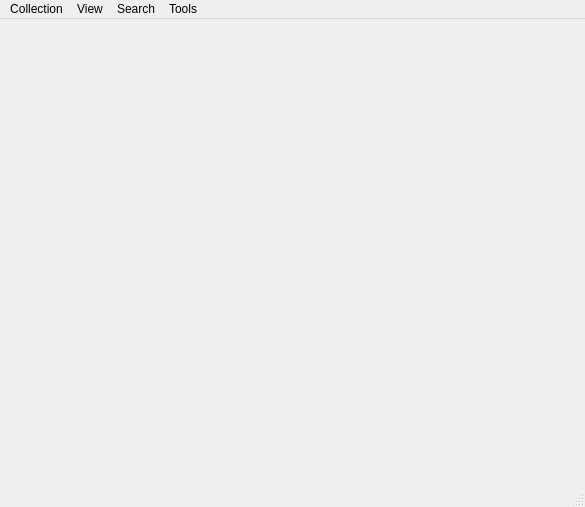
arielvb/collector, file ui/designer/mainWindow.ui: the form before one commit.
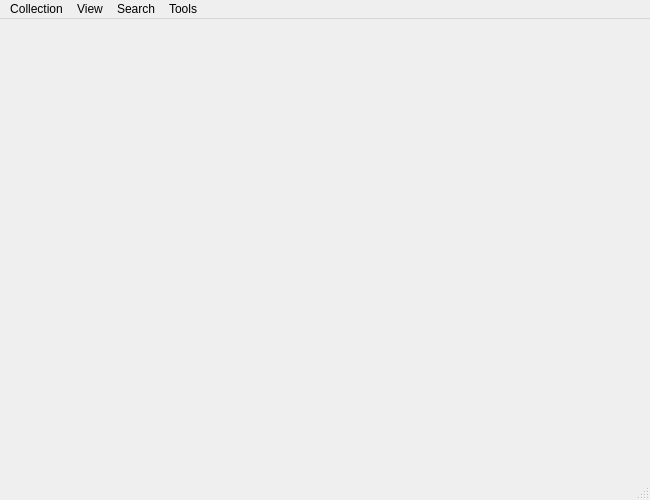
The form after the commit. Icons and pictures are not drawn.

```diff
--- a/ui/designer/mainWindow.ui
+++ b/ui/designer/mainWindow.ui
@@ -6,8 +6,8 @@
    <rect>
     <x>0</x>
     <y>0</y>
-    <width>585</width>
-    <height>507</height>
+    <width>650</width>
+    <height>500</height>
    </rect>
   </property>
   <property name="windowTitle">
```
Left out of the diff: 8 changed lines with no effect on the pictures.
